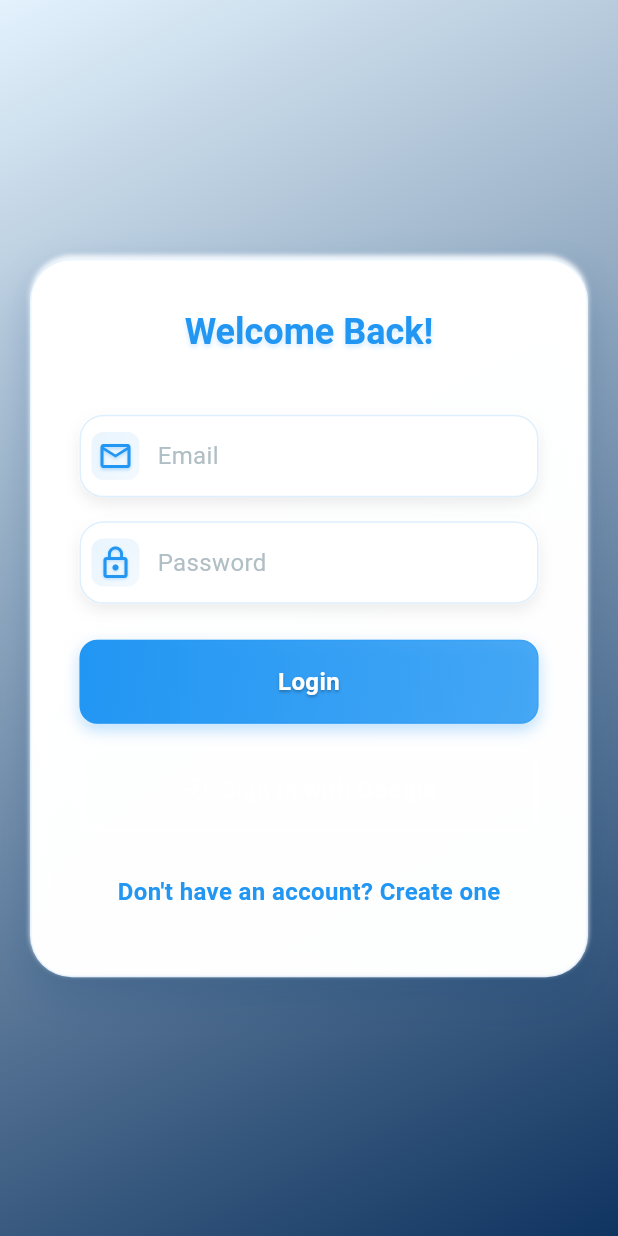
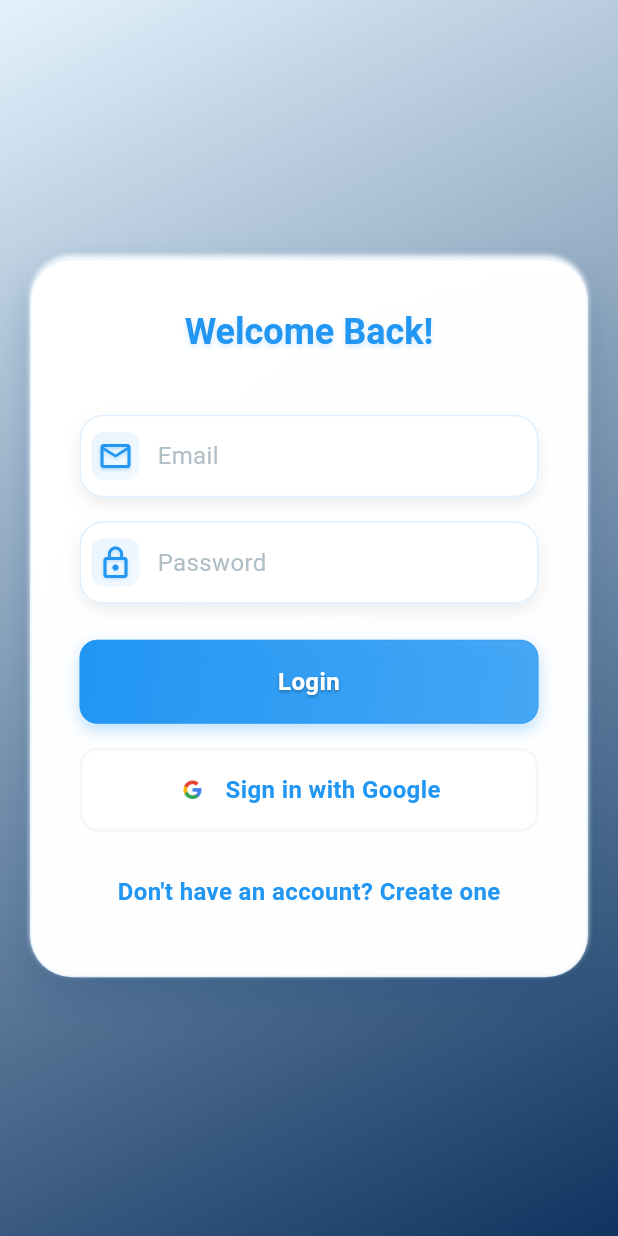
Before and after one commit to benaronow/gameparrot_frontend, a Flutter app: the screen it shows after launch, on a phone screen of 412 x 824 dp. Run offline on Flutter 3.47's test engine with Material 3 defaults, Android fonts, the phone set to English and light mode, and no system bars; our stand-ins replace firebase_auth, firebase_core, flutter_dotenv, google_sign_in; accounts and stored records are empty.

Commit message:
make google login button look good again

```diff
--- a/lib/auth/auth.dart
+++ b/lib/auth/auth.dart
@@ -190,17 +190,22 @@ class _AuthScreenState extends State<AuthScreen> {
                       ),
                     ),
                   const SizedBox(height: 16),
-                  StyledButton(
-                    text: 'Sign in with Google',
-                    icon: Icons.login,
+                  Container(
                     width: double.infinity,
                     height: 56,
-                    backgroundColor: AppColors.white,
-                    textColor: AppColors.primaryBlue,
-                    outline: true,
-                    onPressed: () async {
+                    decoration: BoxDecoration(
+                      borderRadius: BorderRadius.circular(12),
+                      border: Border.all(color: AppColors.gray, width: 2),
+                      color: Colors.white,
+                    ),
+                    child: Material(
+                      color: Colors.transparent,
+                      child: InkWell(
+                        borderRadius: BorderRadius.circular(12),
+                        onTap: () async {
                           try {
-                        final userCredential = await authProvider.googleLogin();
+                            final userCredential = await authProvider
+                                .googleLogin();
                             print(
                               'Logged in as ${userCredential.user?.displayName}',
                             );
@@ -208,6 +213,27 @@ class _AuthScreenState extends State<AuthScreen> {
                             print('Login failed: $e');
                           }
                         },
+                        child: Row(
+                          mainAxisAlignment: MainAxisAlignment.center,
+                          children: [
+                            Image.asset(
+                              'assets/google.png',
+                              width: 20,
+                              height: 20,
+                            ),
+                            const SizedBox(width: 12),
+                            Text(
+                              'Sign in with Google',
+                              style: TextStyle(
+                                color: AppColors.primaryBlue,
+                                fontSize: 16,
+                                fontWeight: FontWeight.w600,
+                              ),
+                            ),
+                          ],
+                        ),
+                      ),
+                    ),
                   ),
                   const SizedBox(height: 16),
                   TextButton(
--- a/lib/widgets/styled_button.dart
+++ b/lib/widgets/styled_button.dart
@@ -143,7 +143,7 @@ class _StyledButtonState extends State<StyledButton>
                         ] else if (widget.icon != null) ...[
                           Icon(
                             widget.icon,
-                            color: widget.outline ? backgroundColor : textColor,
+                            color: widget.outline ? textColor : textColor,
                             size: 18,
                             shadows: widget.outline
                                 ? null
@@ -163,9 +163,7 @@ class _StyledButtonState extends State<StyledButton>
                           child: Text(
                             widget.text,
                             style: TextStyle(
-                              color: widget.outline
-                                  ? backgroundColor
-                                  : textColor,
+                              color: widget.outline ? textColor : textColor,
                               fontSize: 16,
                               fontWeight: FontWeight.w600,
                               shadows: widget.outline
```
Lines whose indentation alone changed are shown as unchanged.
